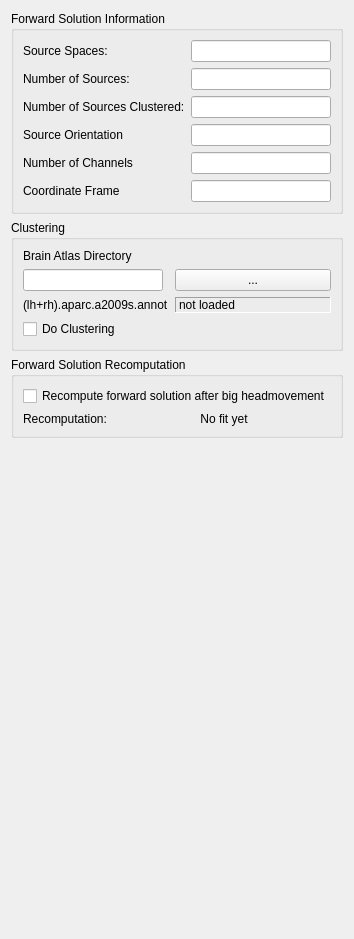
Before: the Qt Designer form libraries/disp/viewers/formfiles/rtfwdsettingsview.ui in mne-tools/mne-cpp, drawn with Qt 5.
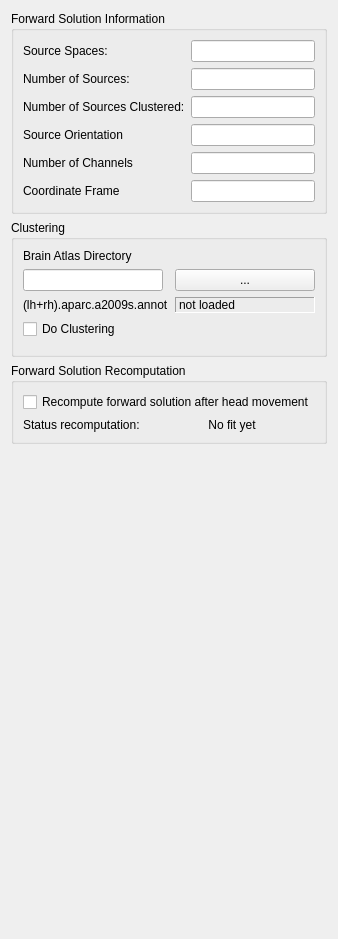
After: the same form once the commit is applied.

Commit message: MAINT: solve clustering befor loading

Diff of the .ui file:
```diff
--- a/libraries/disp/viewers/formfiles/rtfwdsettingsview.ui
+++ b/libraries/disp/viewers/formfiles/rtfwdsettingsview.ui
@@ -28,7 +28,11 @@
        </widget>
       </item>
       <item row="0" column="1">
-       <widget class="QLineEdit" name="m_lineEdit_iNSourceSpace"/>
+       <widget class="QLineEdit" name="m_lineEdit_iNSourceSpace">
+        <property name="readOnly">
+         <bool>true</bool>
+        </property>
+       </widget>
       </item>
       <item row="1" column="0">
        <widget class="QLabel" name="label_3">
@@ -38,7 +42,11 @@
        </widget>
       </item>
       <item row="1" column="1">
-       <widget class="QLineEdit" name="m_lineEdit_iNDipole"/>
+       <widget class="QLineEdit" name="m_lineEdit_iNDipole">
+        <property name="readOnly">
+         <bool>true</bool>
+        </property>
+       </widget>
       </item>
       <item row="4" column="0">
        <widget class="QLabel" name="label_6">
@@ -52,6 +60,9 @@
         <property name="text">
          <string/>
         </property>
+        <property name="readOnly">
+         <bool>true</bool>
+        </property>
        </widget>
       </item>
       <item row="5" column="0">
@@ -66,6 +77,9 @@
         <property name="text">
          <string/>
         </property>
+        <property name="readOnly">
+         <bool>true</bool>
+        </property>
        </widget>
       </item>
       <item row="6" column="0">
@@ -80,6 +94,9 @@
         <property name="text">
          <string/>
         </property>
+        <property name="readOnly">
+         <bool>true</bool>
+        </property>
        </widget>
       </item>
       <item row="3" column="0">
@@ -90,7 +107,11 @@
        </widget>
       </item>
       <item row="3" column="1">
-       <widget class="QLineEdit" name="m_lineEdit_iNDipoleClustered"/>
+       <widget class="QLineEdit" name="m_lineEdit_iNDipoleClustered">
+        <property name="readOnly">
+         <bool>true</bool>
+        </property>
+       </widget>
       </item>
      </layout>
     </widget>
@@ -101,24 +122,14 @@
       <string>Clustering</string>
      </property>
      <layout class="QFormLayout" name="formLayout_3">
-      <item row="0" column="0">
+      <item row="0" column="0" colspan="2">
        <widget class="QLabel" name="label_2">
         <property name="text">
          <string>Brain Atlas Directory</string>
         </property>
        </widget>
       </item>
-      <item row="1" column="0">
-       <widget class="QLineEdit" name="m_qLineEdit_AtlasDirName">
-        <property name="minimumSize">
-         <size>
-          <width>140</width>
-          <height>0</height>
-         </size>
-        </property>
-       </widget>
-      </item>
-      <item row="1" column="1">
+      <item row="2" column="1">
        <widget class="QPushButton" name="m_qPushButton_AtlasDirDialog">
         <property name="text">
          <string>...</string>
@@ -126,13 +137,29 @@
        </widget>
       </item>
       <item row="2" column="0">
-       <widget class="QLabel" name="m_qLabel_atlas">
-        <property name="text">
-         <string>(lh+rh).aparc.a2009s.annot</string>
+       <widget class="QLineEdit" name="m_qLineEdit_AtlasDirName">
+        <property name="minimumSize">
+         <size>
+          <width>140</width>
+          <height>0</height>
+         </size>
         </property>
        </widget>
       </item>
-      <item row="2" column="1">
+      <item row="7" column="0">
+       <spacer name="horizontalSpacer">
+        <property name="orientation">
+         <enum>Qt::Horizontal</enum>
+        </property>
+        <property name="sizeHint" stdset="0">
+         <size>
+          <width>142</width>
+          <height>0</height>
+         </size>
+        </property>
+       </spacer>
+      </item>
+      <item row="3" column="1">
        <widget class="QLabel" name="m_qLabel_atlasStat">
         <property name="frameShape">
          <enum>QFrame::Panel</enum>
@@ -145,7 +172,14 @@
         </property>
        </widget>
       </item>
-      <item row="3" column="0" colspan="2">
+      <item row="3" column="0">
+       <widget class="QLabel" name="m_qLabel_atlas">
+        <property name="text">
+         <string>(lh+rh).aparc.a2009s.annot</string>
+        </property>
+       </widget>
+      </item>
+      <item row="4" column="0">
        <widget class="QCheckBox" name="m_checkBox_bDoClustering">
         <property name="text">
          <string>Do Clustering</string>
@@ -164,14 +198,14 @@
       <item row="0" column="0" colspan="2">
        <widget class="QCheckBox" name="m_checkBox_bDoRecomputation">
         <property name="text">
-         <string>Recompute forward solution after big headmovement</string>
+         <string>Recompute forward solution after head movement</string>
         </property>
        </widget>
       </item>
       <item row="1" column="0">
        <widget class="QLabel" name="label">
         <property name="text">
-         <string>Recomputation: </string>
+         <string>Status recomputation: </string>
         </property>
        </widget>
       </item>
```
The commit also changes 2 other files.
